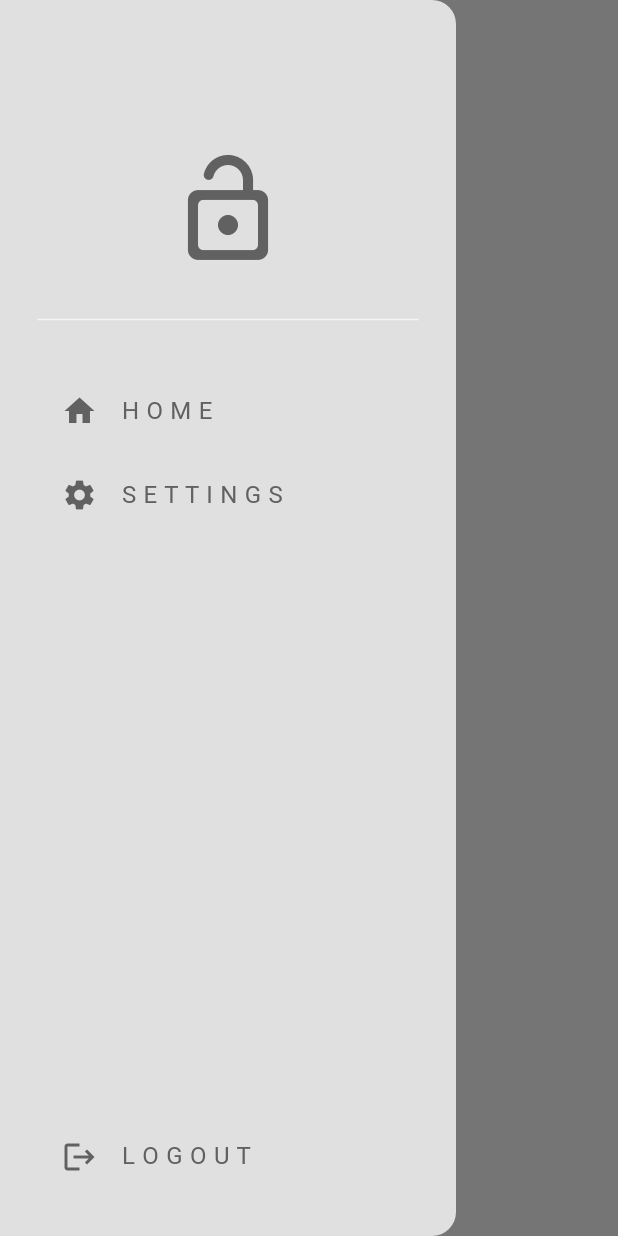
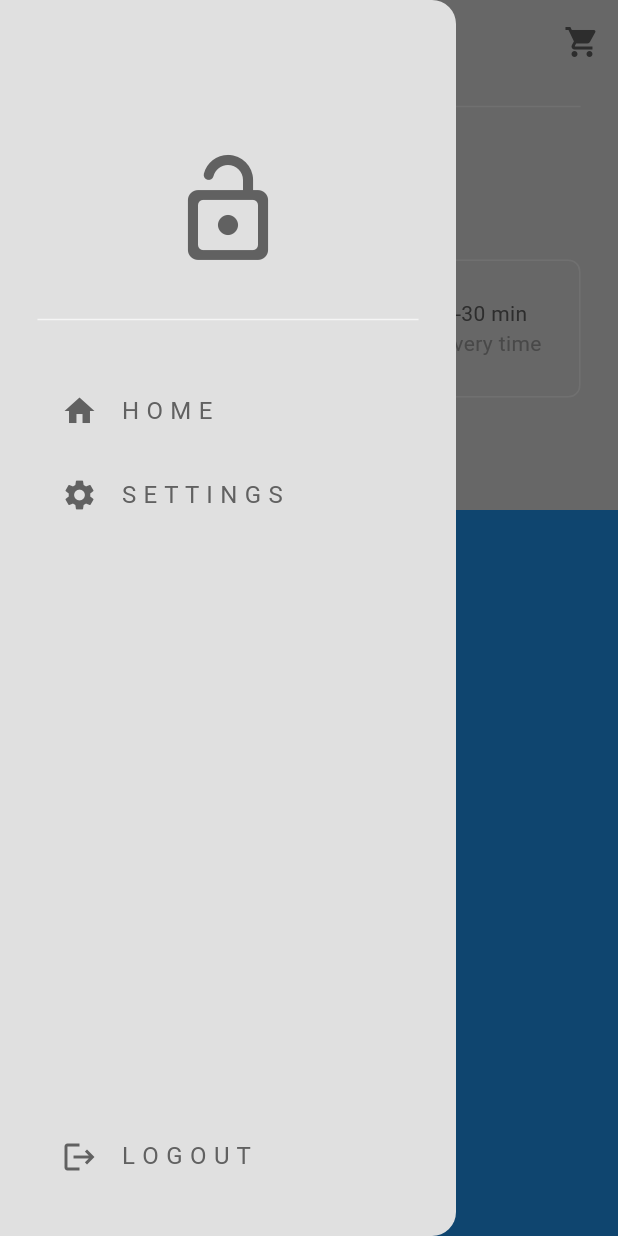
Before and after one commit to BryanAvalos23/delivery, a Flutter app: the HomePage screen opened directly, with the side drawer open, on a phone screen of 412 x 824 dp. Run offline on Flutter 3.47's test engine with Material 3 defaults, Android fonts, the phone set to English and light mode, and no system bars.

Commit message:
feat: add new components from home page
- Se agrego el componenete Sliver app bar
- Se agrego el compoenente current location
- Se agrego el componente description box
- Cambios en home page, agregando los componentes

```diff
--- /dev/null
+++ b/lib/components/description_box.dart
@@ -0,0 +1,60 @@
+import 'package:flutter/material.dart';
+
+class MyDescriptionBox extends StatelessWidget {
+  const MyDescriptionBox({super.key});
+
+  @override
+  Widget build(context) {
+    var myPrimaryTextStyle =
+        TextStyle(color: Theme.of(context).colorScheme.inversePrimary);
+    var mySecondaryTextStyle =
+        TextStyle(color: Theme.of(context).colorScheme.primary);
+
+    return Container(
+      decoration: BoxDecoration(
+        border: Border.all(
+          color: Theme.of(context).colorScheme.secondary,
+        ),
+        borderRadius: BorderRadius.circular(8),
+      ),
+      padding: const EdgeInsets.all(25),
+      margin: const EdgeInsets.only(
+        left: 25,
+        right: 25,
+        bottom: 25,
+      ),
+      child: Row(
+        mainAxisAlignment: MainAxisAlignment.spaceBetween,
+        children: [
+          // Delivery fee
+          Column(
+            children: [
+              Text(
+                '\$0.99',
+                style: myPrimaryTextStyle,
+              ),
+              Text(
+                "Delivery fee",
+                style: mySecondaryTextStyle,
+              ),
+            ],
+          ),
+
+          // Delivery time
+          Column(
+            children: [
+              Text(
+                '15-30 min',
+                style: myPrimaryTextStyle,
+              ),
+              Text(
+                "Delivery time",
+                style: mySecondaryTextStyle,
+              ),
+            ],
+          ),
+        ],
+      ),
+    );
+  }
+}
--- /dev/null
+++ b/lib/pages/current_location.dart
@@ -0,0 +1,69 @@
+import 'package:flutter/material.dart';
+
+class MyCurrentLocation extends StatelessWidget {
+  const MyCurrentLocation({super.key});
+
+  void openLocationSearchBox(BuildContext context) {
+    showDialog(
+      context: context,
+      builder: (context) => AlertDialog(
+        title: const Text("your location"),
+        content: const TextField(
+          decoration: InputDecoration(
+            hintText: "Search your location",
+          ),
+        ),
+        actions: [
+          // CAncel button
+          MaterialButton(
+            onPressed: () => Navigator.pop(context),
+            child: const Text("Cancel"),
+          ),
+
+          // Save button
+          MaterialButton(
+            onPressed: () => Navigator.pop(context),
+            child: const Text("Save"),
+          ),
+        ],
+      ),
+    );
+  }
+
+  @override
+  Widget build(BuildContext context) {
+    return Padding(
+      padding: const EdgeInsets.all(25.0),
+      child: Column(
+        crossAxisAlignment: CrossAxisAlignment.start,
+        children: [
+          Text(
+            "Delivery now",
+            style: TextStyle(
+              color: Theme.of(context).colorScheme.primary,
+            ),
+          ),
+          GestureDetector(
+            onTap: () => openLocationSearchBox(context),
+            child: Row(
+              children: [
+                // Address
+                Text(
+                  "6901 Hollywood Blv",
+                  style: TextStyle(
+                    color: Theme.of(context).colorScheme.inversePrimary,
+                  ),
+                ),
+
+                // Drop down menu
+                const Icon(
+                  Icons.keyboard_arrow_down_rounded,
+                ),
+              ],
+            ),
+          ),
+        ],
+      ),
+    );
+  }
+}
--- a/lib/pages/home_page.dart
+++ b/lib/pages/home_page.dart
@@ -1,4 +1,7 @@
+import 'package:delivery/components/description_box.dart';
 import 'package:delivery/components/drawer.dart';
+import 'package:delivery/components/sliver_app_bar.dart';
+import 'package:delivery/pages/current_location.dart';
 import 'package:flutter/material.dart';
 
 class HomePage extends StatefulWidget {
@@ -12,10 +15,33 @@ class _HomePageState extends State<HomePage> {
   @override
   Widget build(BuildContext context) {
     return Scaffold(
-      appBar: AppBar(
-        title: const Text("Home"),
+      drawer: const MyDrawer(),
+      body: NestedScrollView(
+        headerSliverBuilder: (context, innerBoxIsScrolled) => [
+          MySliverAppBar(
+            title: const Text("Hello"),
+            child: Column(
+              mainAxisAlignment: MainAxisAlignment.end,
+              children: [
+                Divider(
+                  indent: 25,
+                  endIndent: 25,
+                  color: Theme.of(context).colorScheme.secondary,
+                ),
+
+                // Current Location
+                const MyCurrentLocation(),
+
+                // Description box
+                const MyDescriptionBox()
+              ],
+            ),
+          ),
+        ],
+        body: Container(
+          color: Colors.blue,
+        ),
       ),
-      drawer: const MyDrawer(),
     );
   }
 }
```
Also changed, not shown: lib/components/sliver_app_bar.dart (added, +45 -0 lines).
